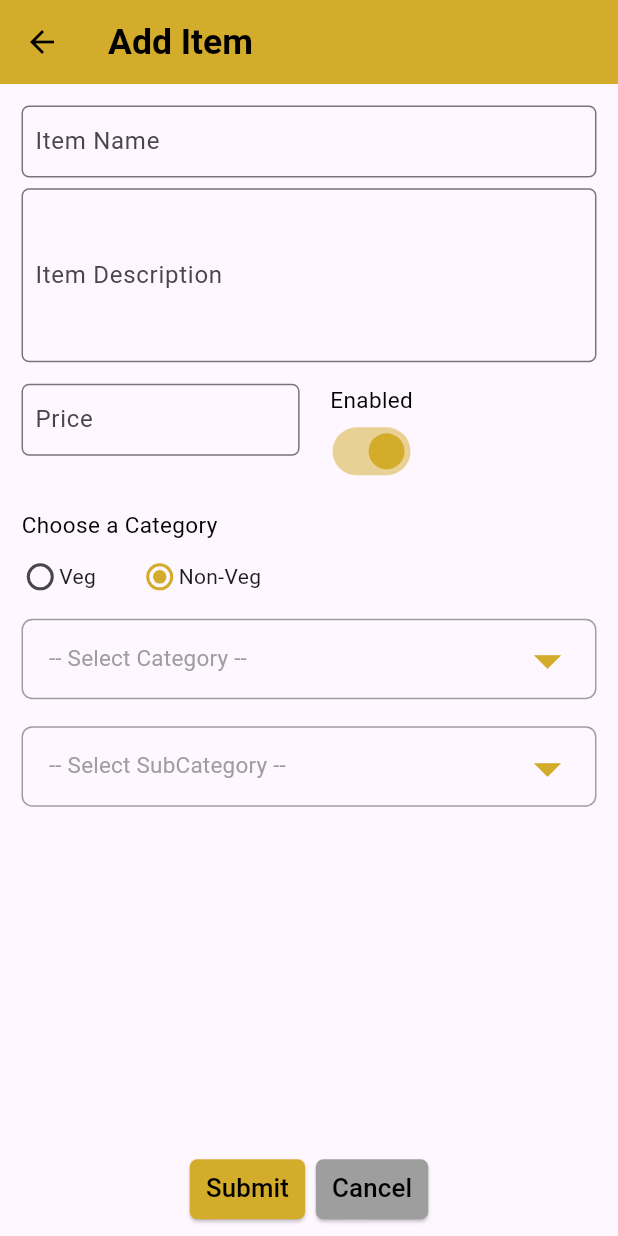
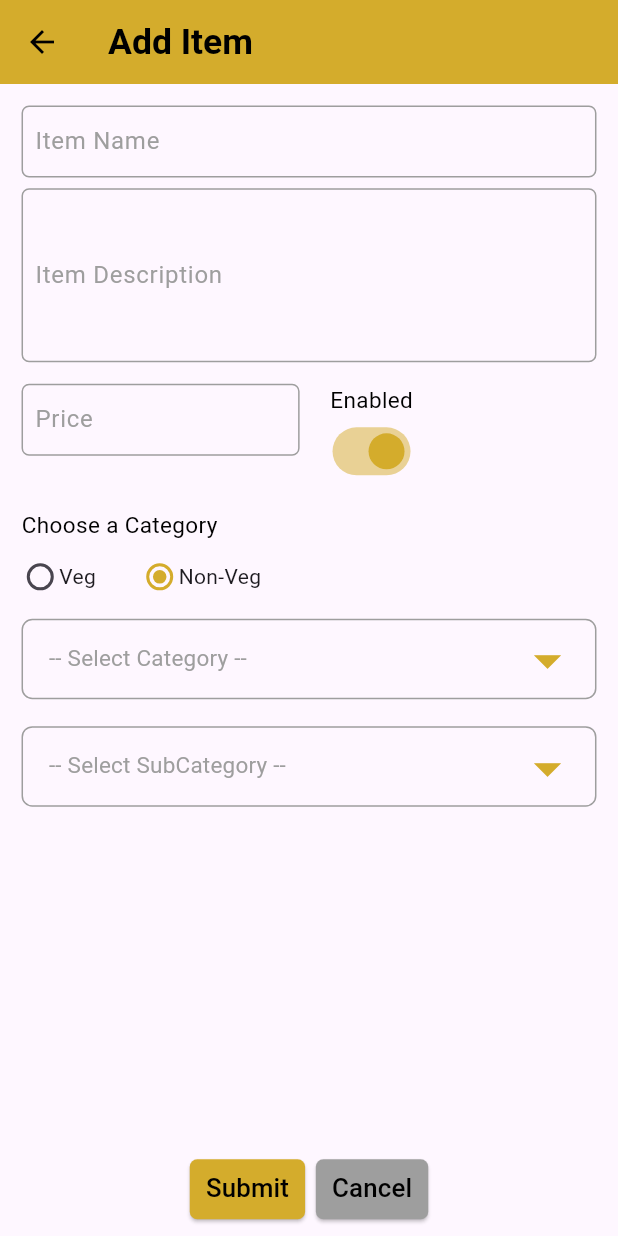
Before and after one commit to webdzo/PeppyDiner, a Flutter app: the EditItemconfig screen opened by its route, on a phone screen of 412 x 824 dp. Run offline on Flutter 3.47's test engine with Material 3 defaults, Android fonts, the phone set to English and light mode, and no system bars; our stand-ins replace bloc, expandable, flutter_bloc, flutter_custom_clippers, flutter_easyloading, fluttertoast and 6 more; missing offline and left inert: esc_pos_printer, esc_pos_utils, network_info_plus; accounts and stored records are empty; network calls fail; Roboto replaces fonts that are missing (Belleza).

Commit message:
ui changes

```diff
--- a/lib/ui/screens/edit_itemconfig.dart
+++ b/lib/ui/screens/edit_itemconfig.dart
@@ -132,9 +132,23 @@ class _EditItemconfigState extends State<EditItemconfig> {
                       const EdgeInsets.symmetric(vertical: 0, horizontal: 5),
                   labelText: "Item Name",
                   fillColor: Colors.white,
+                  labelStyle: const TextStyle(color: Colors.grey),
+                  floatingLabelStyle: TextStyle(color: HexColor("#d4ac2c")),
                   border: OutlineInputBorder(
                     borderRadius: BorderRadius.circular(5.0),
-                    borderSide: const BorderSide(),
+                    borderSide: const BorderSide(color: Colors.grey),
+                  ),
+                  focusedBorder: OutlineInputBorder(
+                    borderRadius: BorderRadius.circular(5.0),
+                    borderSide: BorderSide(color: HexColor("#d4ac2c")),
+                  ),
+                  enabledBorder: OutlineInputBorder(
+                    borderRadius: BorderRadius.circular(5.0),
+                    borderSide: const BorderSide(color: Colors.grey),
+                  ),
+                  errorBorder: OutlineInputBorder(
+                    borderRadius: BorderRadius.circular(5.0),
+                    borderSide: BorderSide(color: HexColor("#d4ac2c")),
                   ),
                   //fillColor: Colors.green
                 ),
@@ -163,9 +177,23 @@ class _EditItemconfigState extends State<EditItemconfig> {
                       const EdgeInsets.symmetric(vertical: 10, horizontal: 5),
                   labelText: "Item Description",
                   fillColor: Colors.white,
+                  labelStyle: const TextStyle(color: Colors.grey),
+                  floatingLabelStyle: TextStyle(color: HexColor("#d4ac2c")),
                   border: OutlineInputBorder(
                     borderRadius: BorderRadius.circular(5.0),
-                    borderSide: const BorderSide(),
+                    borderSide: const BorderSide(color: Colors.grey),
+                  ),
+                  focusedBorder: OutlineInputBorder(
+                    borderRadius: BorderRadius.circular(5.0),
+                    borderSide: BorderSide(color: HexColor("#d4ac2c")),
+                  ),
+                  enabledBorder: OutlineInputBorder(
+                    borderRadius: BorderRadius.circular(5.0),
+                    borderSide: const BorderSide(color: Colors.grey),
+                  ),
+                  errorBorder: OutlineInputBorder(
+                    borderRadius: BorderRadius.circular(5.0),
+                    borderSide: BorderSide(color: HexColor("#d4ac2c")),
                   ),
                   //fillColor: Colors.green
                 ),
@@ -197,9 +225,23 @@ class _EditItemconfigState extends State<EditItemconfig> {
                           vertical: 0, horizontal: 5),
                       labelText: "Price",
                       fillColor: Colors.white,
+                      labelStyle: const TextStyle(color: Colors.grey),
+                      floatingLabelStyle: TextStyle(color: HexColor("#d4ac2c")),
                       border: OutlineInputBorder(
                         borderRadius: BorderRadius.circular(5.0),
-                        borderSide: const BorderSide(),
+                        borderSide: const BorderSide(color: Colors.grey),
+                      ),
+                      focusedBorder: OutlineInputBorder(
+                        borderRadius: BorderRadius.circular(5.0),
+                        borderSide: BorderSide(color: HexColor("#d4ac2c")),
+                      ),
+                      enabledBorder: OutlineInputBorder(
+                        borderRadius: BorderRadius.circular(5.0),
+                        borderSide: const BorderSide(color: Colors.grey),
+                      ),
+                      errorBorder: OutlineInputBorder(
+                        borderRadius: BorderRadius.circular(5.0),
+                        borderSide: BorderSide(color: HexColor("#d4ac2c")),
                       ),
                       //fillColor: Colors.green
                     ),
--- a/lib/ui/screens/item_config.dart
+++ b/lib/ui/screens/item_config.dart
@@ -457,6 +457,11 @@ class _ItemConfigState extends State<ItemConfig> {
                                                           width: 10.w,
                                                         ),
                                                         Container(
+                                                          constraints:
+                                                              BoxConstraints(
+                                                            maxWidth: 200
+                                                                .w, // Set the maximum width here
+                                                          ),
                                                           margin:
                                                               EdgeInsets.only(
                                                                   top: 0.w),
@@ -488,6 +493,11 @@ class _ItemConfigState extends State<ItemConfig> {
                                                           width: 10.w,
                                                         ),
                                                         Container(
+                                                          constraints:
+                                                              BoxConstraints(
+                                                            maxWidth: 200
+                                                                .w, // Set the maximum width here
+                                                          ),
                                                           margin:
                                                               EdgeInsets.only(
                                                                   top: 0.w),
```
